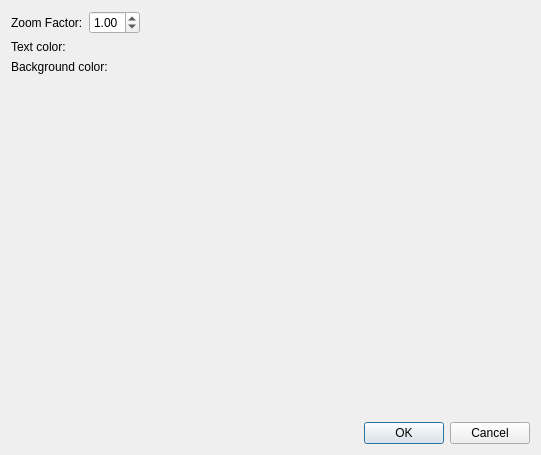
Old version of the form vertreader/styledialog.ui in the repository cges30901/vertreader.
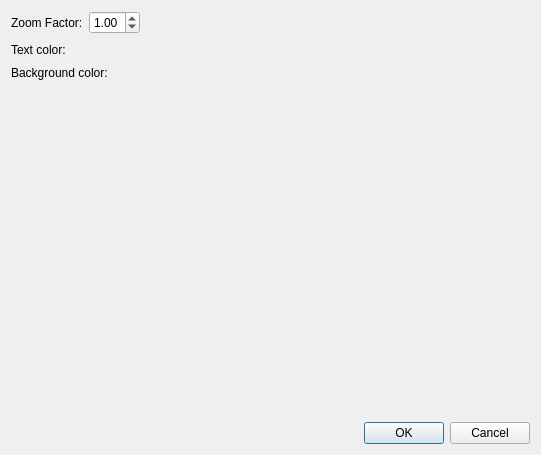
New version of the form.

Commit message: Add button to set color

Diff of the .ui file:
```diff
--- a/vertreader/styledialog.ui
+++ b/vertreader/styledialog.ui
@@ -63,6 +63,29 @@
        </property>
       </widget>
      </item>
+     <item>
+      <widget class="QPushButton" name="btnColor">
+       <property name="styleSheet">
+        <string notr="true">border: none</string>
+       </property>
+       <property name="text">
+        <string/>
+       </property>
+      </widget>
+     </item>
+     <item>
+      <spacer name="horizontalSpacer_2">
+       <property name="orientation">
+        <enum>Qt::Horizontal</enum>
+       </property>
+       <property name="sizeHint" stdset="0">
+        <size>
+         <width>40</width>
+         <height>20</height>
+        </size>
+       </property>
+      </spacer>
+     </item>
     </layout>
    </item>
    <item>
```
The commit also changes 2 other files.
